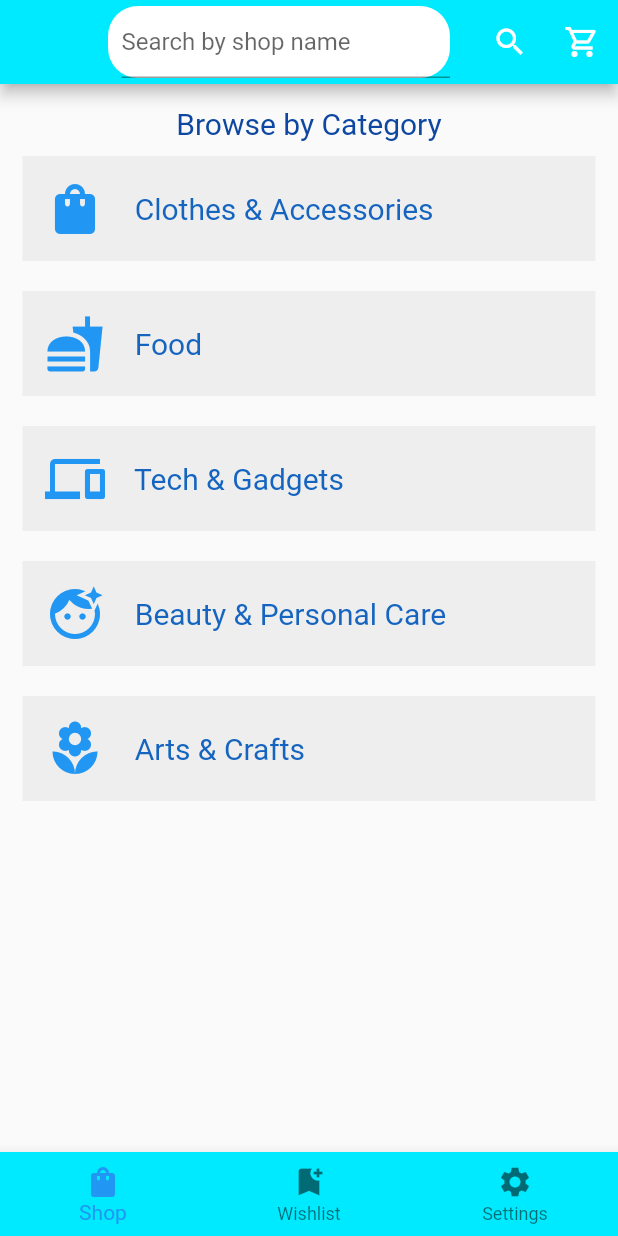
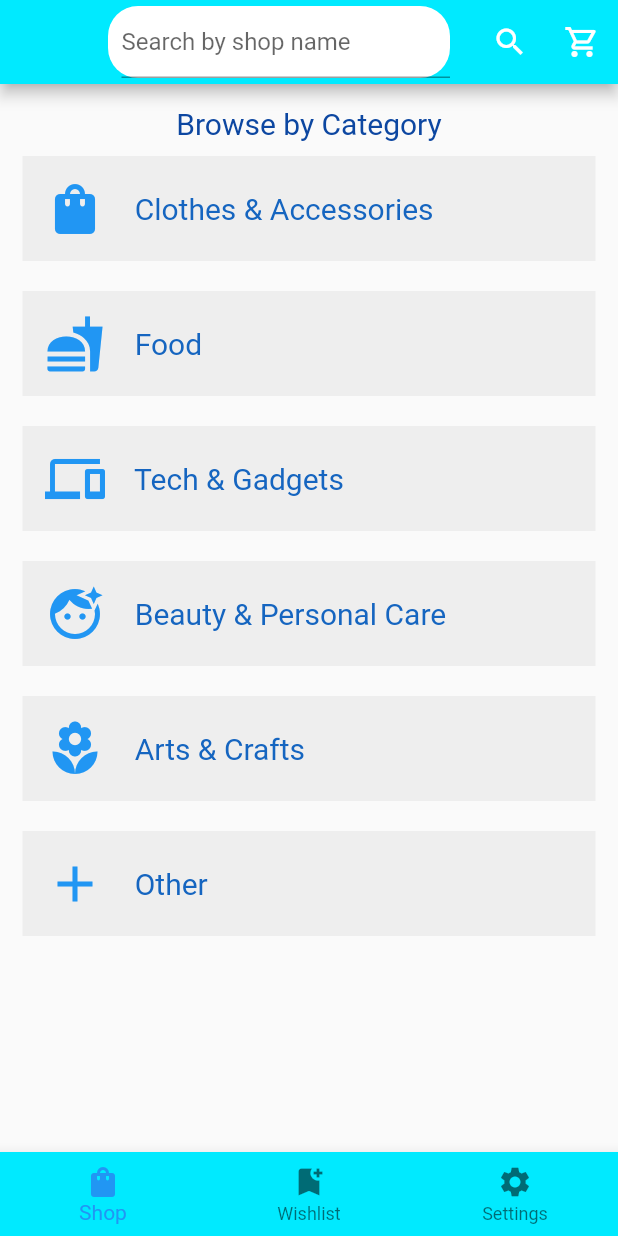
Before and after one commit to valdodotcom/COE356-VorTech, a Flutter app: the ShopPage screen opened directly, on a phone screen of 412 x 824 dp. Run offline on Flutter 3.47's test engine with Material 2 defaults, Android fonts, the phone set to English and light mode, and no system bars; network calls fail.

Commit message:
Bugs Fixed
Changed tabs on ShopPage & Settings to empty spaces.
Added back button to MyAccount page.
WishlistPage now works with current latest version of database.

```diff
--- a/instashop/lib/ui/my_account.dart
+++ b/instashop/lib/ui/my_account.dart
@@ -18,7 +18,7 @@ class _MyAccountPageState extends State<MyAccountPage> {
   Widget build(BuildContext context) {
     return new Scaffold(
       appBar: new AppBar(
-        leading: new Container(),
+        // leading: new Container(),
         backgroundColor: Color(0xff00eaff),
         title: new Text("Settings"),
       ),
--- a/instashop/lib/ui/shop_page.dart
+++ b/instashop/lib/ui/shop_page.dart
@@ -97,7 +97,7 @@ class _ShopPageState extends State<ShopPage> {
                               color: Colors.blue,
                             ),
                             new Text(
-                              "\t\t\t Clothes & Accessories",
+                              "    Clothes & Accessories",
                               style: new TextStyle(
                                   fontSize: 20.0, color: Colors.blue.shade800),
                             ),
@@ -126,7 +126,7 @@ class _ShopPageState extends State<ShopPage> {
                               color: Colors.blue,
                             ),
                             new Text(
-                              "\t\t\t Food",
+                              "    Food",
                               style: new TextStyle(
                                   fontSize: 20.0, color: Colors.blue.shade800),
                             ),
@@ -155,7 +155,7 @@ class _ShopPageState extends State<ShopPage> {
                               color: Colors.blue,
                             ),
                             new Text(
-                              "\t\t\t Tech & Gadgets",
+                              "    Tech & Gadgets",
                               style: new TextStyle(
                                   fontSize: 20.0, color: Colors.blue.shade800),
                             ),
@@ -184,7 +184,7 @@ class _ShopPageState extends State<ShopPage> {
                               color: Colors.blue,
                             ),
                             new Text(
-                              "\t\t\t Beauty & Personal Care",
+                              "    Beauty & Personal Care",
                               style: new TextStyle(
                                   fontSize: 20.0, color: Colors.blue.shade800),
                             ),
@@ -213,7 +213,7 @@ class _ShopPageState extends State<ShopPage> {
                             color: Colors.blue,
                           ),
                           new Text(
-                            "\t\t\t Arts & Crafts",
+                            "    Arts & Crafts",
                             style: new TextStyle(
                                 fontSize: 20.0, color: Colors.blue.shade800),
                           ),
@@ -221,6 +221,37 @@ class _ShopPageState extends State<ShopPage> {
                       ),
                     ),
                   ),
+                  new Padding(padding: EdgeInsets.all(10)),
+
+                  new InkWell(
+                    onTap: () {
+                      return debugPrint("Button pressed");
+
+                      // var router = new MaterialPageRoute(
+                      //     builder: (BuildContext context) =>
+                      //         new ItemInShop());
+                      //
+                      // Navigator.of(context).push(router);
+                    },
+                    child: new Container(
+                      color: Colors.grey.shade200,
+                      padding: EdgeInsets.all(15.0),
+                      child: new Row(
+                        children: <Widget>[
+                          new Icon(
+                            Icons.add,
+                            size: 40,
+                            color: Colors.blue,
+                          ),
+                          new Text(
+                            "    Other",
+                            style: new TextStyle(
+                                fontSize: 20.0, color: Colors.blue.shade800),
+                          ),
+                        ],
+                      ),
+                    ),
+                  )
                 ],
               ),
             ],
```
Also changed, not shown: instashop/lib/ui/settings.dart (+5 -5 lines), instashop/lib/ui/wishlist.dart (+14 -6 lines).
